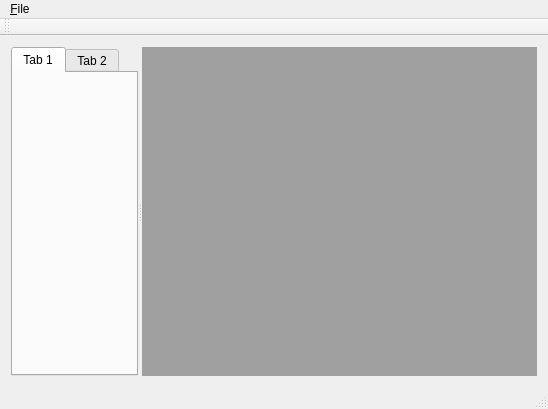
Above: mainwindow.ui from guolisen/Aardvark before the change. Below: the same form after it.
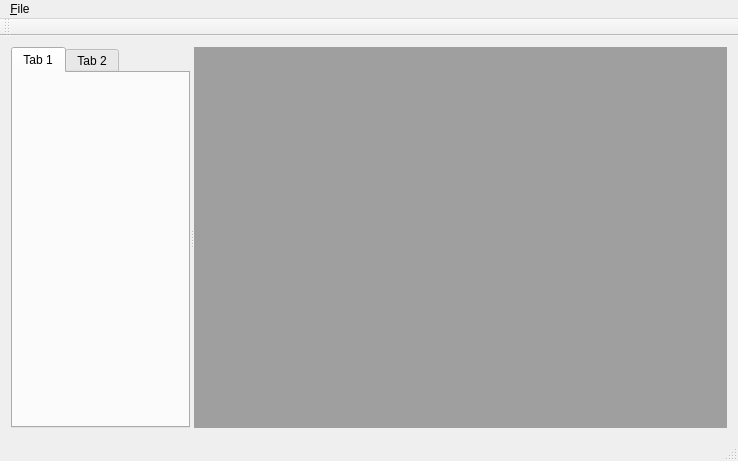
That is the form after the change.

Diff of the .ui file:
```diff
--- a/mainwindow.ui
+++ b/mainwindow.ui
@@ -6,17 +6,32 @@
    <rect>
     <x>0</x>
     <y>0</y>
-    <width>548</width>
-    <height>409</height>
+    <width>738</width>
+    <height>461</height>
    </rect>
   </property>
   <property name="windowTitle">
    <string>MainWindow</string>
   </property>
+  <property name="tabShape">
+   <enum>QTabWidget::Triangular</enum>
+  </property>
   <widget class="QWidget" name="centralWidget">
-   <layout class="QHBoxLayout" name="horizontalLayout">
-    <item>
+   <property name="sizePolicy">
+    <sizepolicy hsizetype="Maximum" vsizetype="Maximum">
+     <horstretch>0</horstretch>
+     <verstretch>0</verstretch>
+    </sizepolicy>
+   </property>
+   <layout class="QGridLayout" name="gridLayout">
+    <item row="0" column="0">
      <widget class="QSplitter" name="splitter">
+      <property name="sizePolicy">
+       <sizepolicy hsizetype="Preferred" vsizetype="Preferred">
+        <horstretch>0</horstretch>
+        <verstretch>0</verstretch>
+       </sizepolicy>
+      </property>
       <property name="orientation">
        <enum>Qt::Horizontal</enum>
       </property>
@@ -24,9 +39,15 @@
        <bool>false</bool>
       </property>
       <widget class="QTabWidget" name="tabWidget">
+       <property name="sizePolicy">
+        <sizepolicy hsizetype="Maximum" vsizetype="Expanding">
+         <horstretch>1</horstretch>
+         <verstretch>1</verstretch>
+        </sizepolicy>
+       </property>
        <property name="maximumSize">
         <size>
-         <width>500</width>
+         <width>400</width>
          <height>16777215</height>
         </size>
        </property>
@@ -44,7 +65,17 @@
         </attribute>
        </widget>
       </widget>
-      <widget class="QMdiArea" name="mdiArea"/>
+      <widget class="QMdiArea" name="mdiArea">
+       <property name="viewMode">
+        <enum>QMdiArea::TabbedView</enum>
+       </property>
+       <property name="tabsMovable">
+        <bool>true</bool>
+       </property>
+       <property name="tabShape">
+        <enum>QTabWidget::Triangular</enum>
+       </property>
+      </widget>
      </widget>
     </item>
    </layout>
@@ -54,7 +85,7 @@
     <rect>
      <x>0</x>
      <y>0</y>
-     <width>548</width>
+     <width>738</width>
      <height>17</height>
     </rect>
    </property>
```
Left out of the diff: 3 changed lines with no effect on the pictures.
